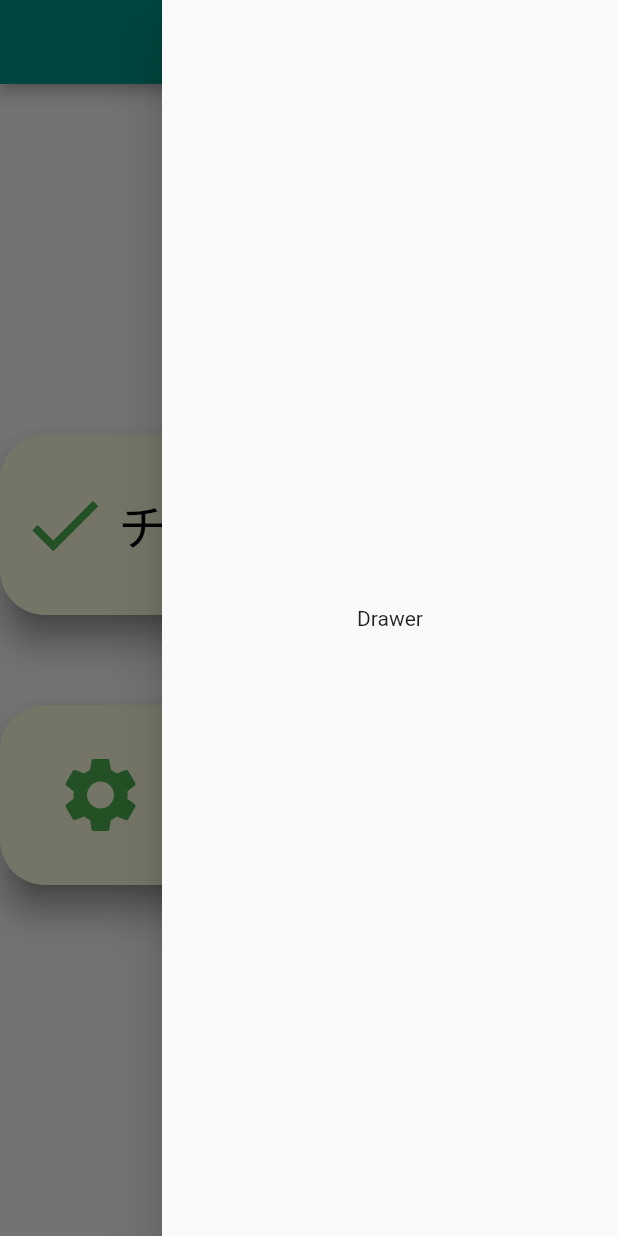
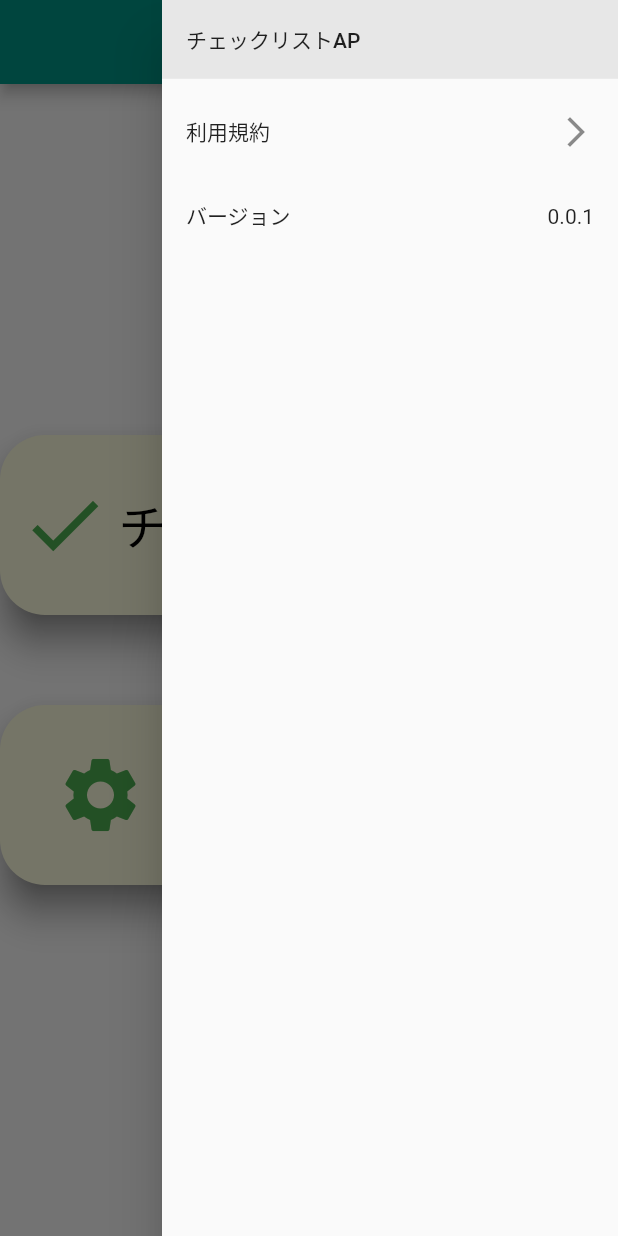
Before and after one commit to tsunagutn/checklist, a Flutter app: the screen it shows after launch, with the side drawer open, on a phone screen of 412 x 824 dp. Run offline on Flutter 3.47's test engine with Material 2 defaults, Android fonts, the light colour scheme and no system bars; missing offline and left inert: dart:html.

Commit message:
Drawerの試作

```diff
--- a/lib/View/Menu.dart
+++ b/lib/View/Menu.dart
@@ -9,7 +9,28 @@ class Menu extends StatelessWidget {
           Text("メインメニュー"),
         ]),
       ),
-      endDrawer: Drawer(child: Center(child: Text("Drawer"))),
+      endDrawer: Drawer(
+        child: ListView(
+          children: <Widget>[
+            Container(
+                height: 60,
+                child: const DrawerHeader(
+                  child: Text('チェックリストAP'),
+                  decoration: BoxDecoration(
+                    color: Color(0xffE7E7E7),
+                  ),
+                )),
+            ListTile(
+              title: Text("利用規約"),
+              trailing: Icon(Icons.arrow_forward_ios),
+            ),
+            ListTile(
+              title: Text("バージョン"),
+              trailing: Text("0.0.1"),
+            ),
+          ],
+        ),
+      ),
       body: Center(
         child: Column(
           mainAxisAlignment: MainAxisAlignment.center,
--- a/lib/View/Settings.dart
+++ b/lib/View/Settings.dart
@@ -1,7 +1,5 @@
 import 'package:flutter/material.dart';
 import 'package:checklist/Model/SettingsModel.dart';
-
-import 'Menu.dart';
 
 class Settings extends StatefulWidget {
   Settings({Key? key}) : super(key: key);
```
